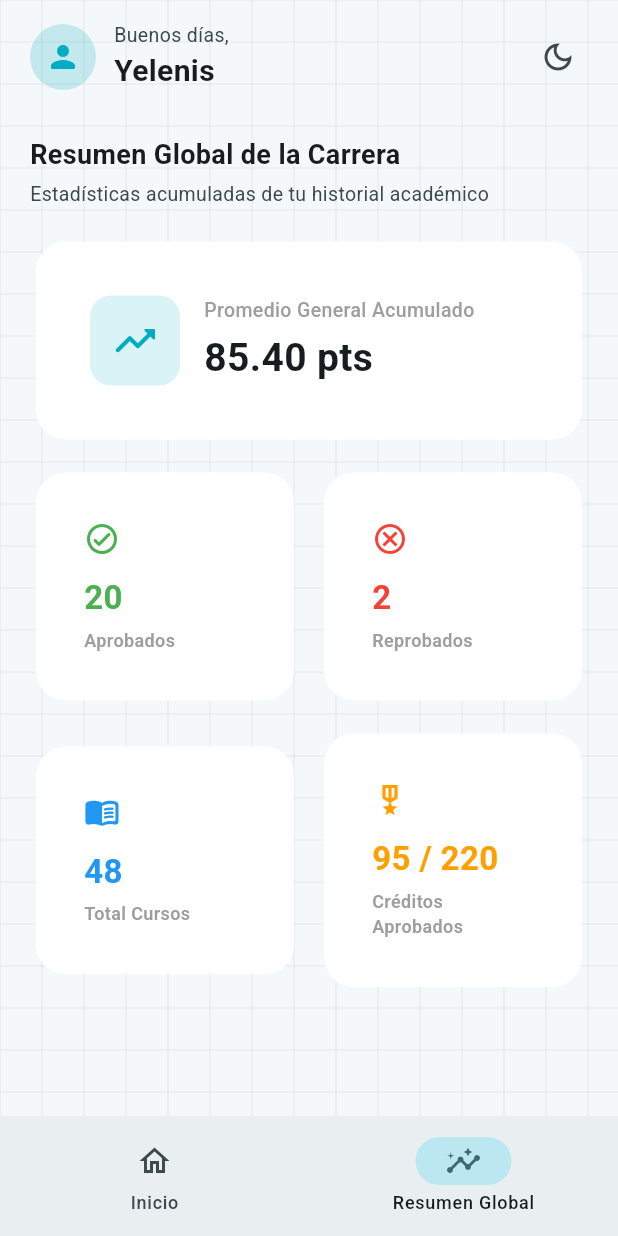
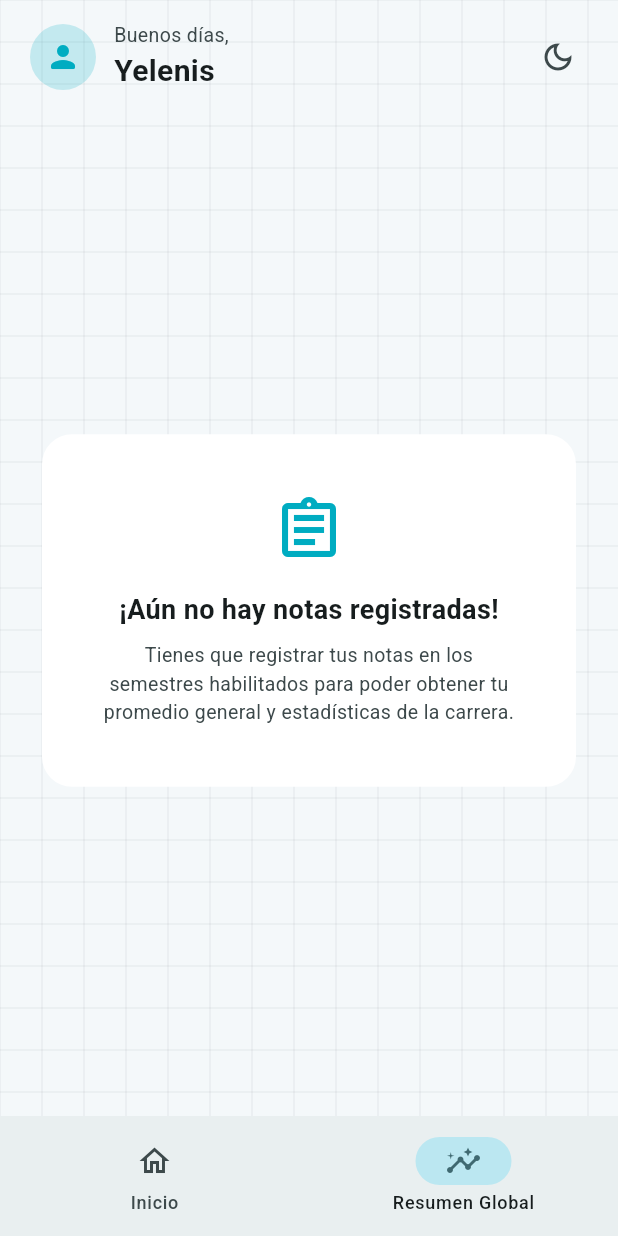
Before and after one commit to Yelenis-M/Repositorio-app_control_academico, a Flutter app: the DashboardScreen screen opened by its route, item 2 of the bottom bar chosen, on a phone screen of 412 x 824 dp. Run offline on Flutter 3.47's test engine with Material 3 defaults, Android fonts, the phone set to English and light mode, and no system bars; our stand-ins replace firebase_core, flutter_colorpicker, shared_preferences; accounts and stored records are empty.

Commit message:
Actualizaciones de la vista de dashboar para que funcione si no ha cargado ninguna nota

```diff
--- a/lib/screens/dashboard_screen.dart
+++ b/lib/screens/dashboard_screen.dart
@@ -371,14 +371,8 @@ class _DashboardScreenState extends State<DashboardScreen> {
                     text: 'Ver materias del semestre',
                     icon: Icons.arrow_forward_rounded,
                     onPressed: () {
-                      final bloqueado =
-                          _semestreSeleccionado > _semestreActual;
-                      if (widget.onOpenSemester != null) {
-                        widget.onOpenSemester!(
-                          _semestreSeleccionado,
-                          bloqueado,
-                        );
-                      } else {
+                      final bloqueado = _semestreSeleccionado > _semestreActual;
+                      // 1. Muestra el mensaje flotante (SnackBar) que ya tenías
                       ScaffoldMessenger.of(context).showSnackBar(
                         SnackBar(
                           behavior: SnackBarBehavior.floating,
@@ -389,7 +383,15 @@ class _DashboardScreenState extends State<DashboardScreen> {
                           ),
                         ),
                       );
-                      }
+                      // 2. Navega a la ruta nombrada enviando los argumentos
+                      Navigator.pushNamed(
+                        context,
+                        '/semestre',
+                        arguments: {
+                          'semestre': _semestreSeleccionado,
+                          'bloqueado': bloqueado,
+                        },
+                      );
                     },
                   ),
                 ],
@@ -404,7 +406,55 @@ class _DashboardScreenState extends State<DashboardScreen> {
   // ==========================================
   // RUTA 2: RESUMEN GLOBAL DE LA CARRERA
   // ==========================================
+  // ==========================================
+  // RUTA 2: RESUMEN GLOBAL DE LA CARRERA
+  // ==========================================
   Widget _buildRutaResumenGlobal(ColorScheme colorScheme) {
+    // Simulación de datos (cuando Gerson conecte Firebase, esto vendrá de un Provider o Stream)
+    final bool tieneNotasRegistradas = false; // Cambiar a true cuando haya datos reales
+
+    if (!tieneNotasRegistradas) {
+      return Center(
+        child: Padding(
+          padding: const EdgeInsets.all(24.0),
+          child: AppCard(
+            child: Padding(
+              padding: const EdgeInsets.all(24.0),
+              child: Column(
+                mainAxisSize: MainAxisSize.min,
+                children: [
+                  Icon(
+                    Icons.assignment_outlined,
+                    size: 48,
+                    color: colorScheme.primary,
+                  ),
+                  const SizedBox(height: 16),
+                  const Text(
+                    '¡Aún no hay notas registradas!',
+                    style: TextStyle(
+                      fontSize: 18,
+                      fontWeight: FontWeight.bold,
+                    ),
+                    textAlign: TextAlign.center,
+                  ),
+                  const SizedBox(height: 8),
+                  Text(
+                    'Tienes que registrar tus notas en los semestres habilitados para poder obtener tu promedio general y estadísticas de la carrera.',
+                    style: TextStyle(
+                      fontSize: 13,
+                      color: colorScheme.onSurfaceVariant,
+                    ),
+                    textAlign: TextAlign.center,
+                  ),
+                ],
+              ),
+            ),
+          ),
+        ),
+      );
+    }
+
+    // Si SÍ hay notas, muestra el resumen normal con tus estadísticas:
     return SingleChildScrollView(
       padding: const EdgeInsets.all(20.0),
       child: Column(
@@ -423,7 +473,6 @@ class _DashboardScreenState extends State<DashboardScreen> {
             ),
           ),
           const SizedBox(height: 18),
-
           // Tarjeta destacada: Promedio General
           AppCard(
             child: Padding(
@@ -470,10 +519,8 @@ class _DashboardScreenState extends State<DashboardScreen> {
               ),
             ),
           ),
-
           const SizedBox(height: 14),
-
-          // Fila de Aprobados y Reprobados (sin altura rígida para evitar overflow)
+          // Fila de Aprobados y Reprobados
           Row(
             children: [
               Expanded(
@@ -495,9 +542,7 @@ class _DashboardScreenState extends State<DashboardScreen> {
               ),
             ],
           ),
-
           const SizedBox(height: 14),
-
           // Fila de Total Cursos y Créditos Aprobados
           Row(
             children: [
```
Also changed, not shown: lib/main.dart (+34 -0 lines). Lines whose indentation alone changed are shown as unchanged.
